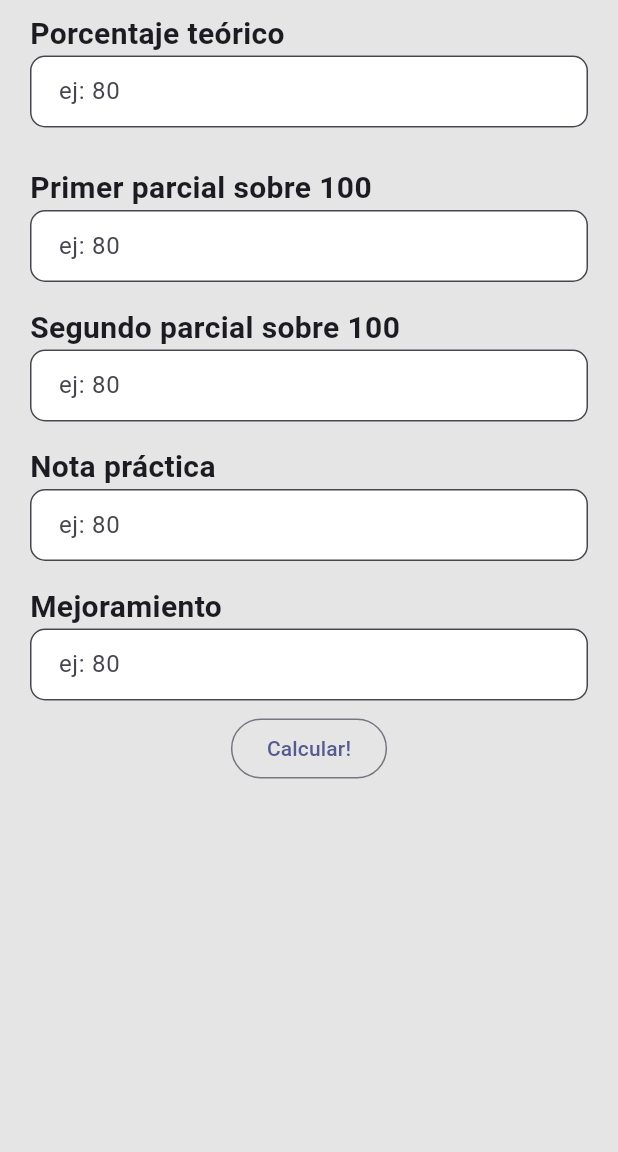
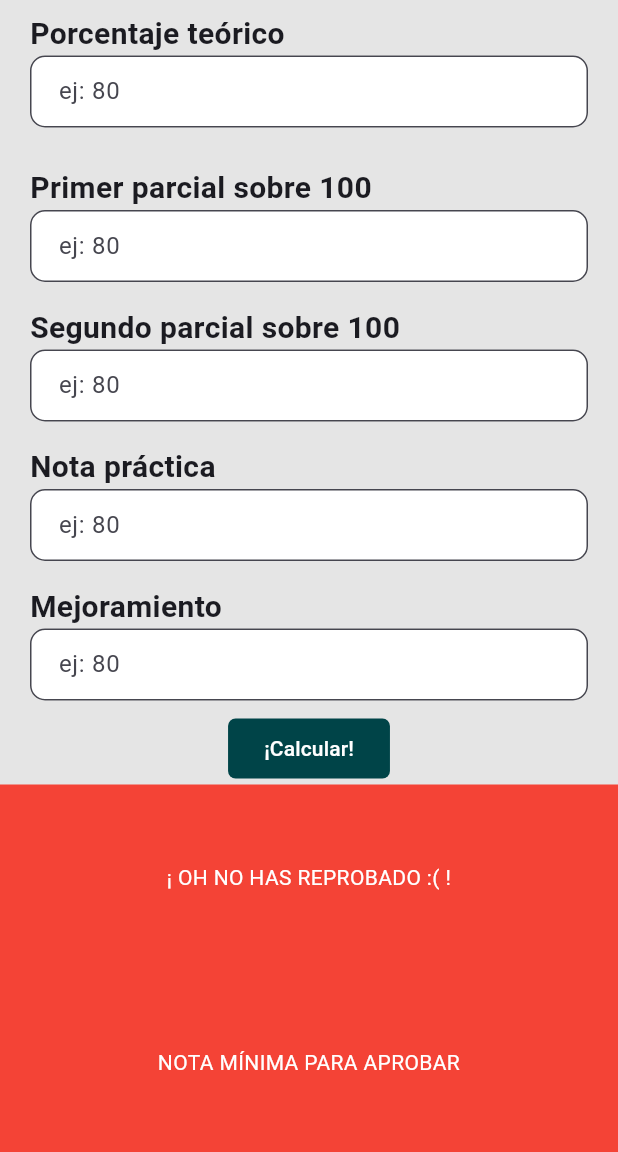
Before and after one commit to Xidrovo/calculadoraESPOLMobile, a Flutter app: the screen it shows after launch, on a phone screen of 412 x 824 dp, the part 84-1236 px from its top. Run offline on Flutter 3.47's test engine with Material 2 defaults, Android fonts, the phone set to English and light mode, and no system bars; missing offline and left inert: dart:ffi.

Commit message:
Calculadora casi hecha, falta hacer la parte de los estados

```diff
--- a/calculadora/lib/domain/controller/calculator_controller.dart
+++ b/calculadora/lib/domain/controller/calculator_controller.dart
@@ -9,7 +9,6 @@ class CalculatorController implements Calculator {
   double _secondPartial = 0;
   double _practicalNote = 0;
   double _remedial = 0;
-  double _minScore = 0.0;
 
   CalculatorController(
     this._theoricPorcentage,
--- a/calculadora/lib/presentation/screens/calculator_screen.dart
+++ b/calculadora/lib/presentation/screens/calculator_screen.dart
@@ -1,7 +1,10 @@
 import "package:calculadora/domain/controller/calculator_controller.dart";
 import "package:calculadora/domain/entities/label_type_enum.dart";
 import "package:calculadora/presentation/widgets/label_input.dart";
+import "package:calculadora/presentation/widgets/message.dart";
 import "package:flutter/material.dart";
+
+import "../widgets/button.dart";
 
 class CalculatorScreen extends StatefulWidget {
   const CalculatorScreen({super.key});
@@ -13,6 +16,7 @@ class CalculatorScreen extends StatefulWidget {
 // ignore: camel_case_types
 class _CalculatorScreenState extends State<CalculatorScreen> {
   final CalculatorController _calc = CalculatorController(100, 0, 0, 0, 0);
+  double _totalValue = 0.0;
 
   @override
   Widget build(BuildContext context) {
@@ -23,28 +27,47 @@ class _CalculatorScreenState extends State<CalculatorScreen> {
         title: const Text('Calculadora de promedios'),
       ),
       body: SafeArea(
-        child: Padding(
-          padding: const EdgeInsets.symmetric(horizontal: 10.0),
-          child: SingleChildScrollView(
-            child: Column(
-              children: [
-                LabelInput(label: "Porcentaje teórico", labelType: labelTypeEnum.theoricPorcentage, calc: _calc),
-                const Padding(padding: EdgeInsets.only(bottom: 10.0)),
-                LabelInput(label: "Primer parcial sobre 100", labelType: labelTypeEnum.firstPartial, calc: _calc),
-                LabelInput(label: "Segundo parcial sobre 100", labelType: labelTypeEnum.secondPartial, calc: _calc),
-                LabelInput(label: "Nota práctica", labelType: labelTypeEnum.practicalNote, calc: _calc),
-                LabelInput(label: "Mejoramiento", labelType: labelTypeEnum.remedial, calc: _calc),
-                OutlinedButton(
-                  onPressed: () {
-                    _calc.getTotal();
-                  },
-                  child: const Text('Calcular!'),
-                )
-              ],
-            ),
+        child: SingleChildScrollView(
+          child: Column(
+            children: [
+              GradesForm(calc: _calc),
+              Message(score: _calc.getTotal(), minimunScore: _calc.getMinScore(_calc.getTotal()))
+            ],
           ),
         ),
       ),
     );
   }
 }
+
+class GradesForm extends StatefulWidget {
+  const GradesForm({
+    super.key,
+    required CalculatorController calc,
+  }) : _calc = calc;
+
+  final CalculatorController _calc;
+
+  @override
+  State<GradesForm> createState() => _GradesFormState();
+}
+
+class _GradesFormState extends State<GradesForm> {
+  @override
+  Widget build(BuildContext context) {
+    return Padding(
+      padding: const EdgeInsets.symmetric(horizontal: 10.0),
+      child: Column(
+        children: [
+          LabelInput(label: "Porcentaje teórico", labelType: labelTypeEnum.theoricPorcentage, calc: widget._calc),
+          const Padding(padding: EdgeInsets.only(bottom: 10.0)),
+          LabelInput(label: "Primer parcial sobre 100", labelType: labelTypeEnum.firstPartial, calc: widget._calc),
+          LabelInput(label: "Segundo parcial sobre 100", labelType: labelTypeEnum.secondPartial, calc: widget._calc),
+          LabelInput(label: "Nota práctica", labelType: labelTypeEnum.practicalNote, calc: widget._calc),
+          LabelInput(label: "Mejoramiento", labelType: labelTypeEnum.remedial, calc: widget._calc),
+          Button(onPressed: () => widget._calc.getTotal(), label: "¡Calcular!"),
+        ],
+      ),
+    );
+  }
+}
--- /dev/null
+++ b/calculadora/lib/presentation/widgets/button.dart
@@ -0,0 +1,29 @@
+import 'package:flutter/material.dart';
+
+// ignore: must_be_immutable
+class Button extends StatelessWidget {
+  final void Function() onPressed;
+  final String label;
+
+  const Button({
+    super.key,
+    required this.onPressed,
+    this.label = "Calcular!"
+  });
+
+  @override
+  Widget build(BuildContext context) {
+    return FilledButton(
+      style: FilledButton.styleFrom(
+          elevation: 0,
+          foregroundColor: Colors.white,
+          backgroundColor: const Color(0xFF004448),
+          shape: RoundedRectangleBorder(
+            borderRadius: BorderRadius.circular(5),
+          ),
+        ),
+      onPressed: onPressed,
+      child: Text(label),
+    );
+  }
+}
--- /dev/null
+++ b/calculadora/lib/presentation/widgets/message.dart
@@ -0,0 +1,69 @@
+import 'package:flutter/material.dart';
+
+class Message extends StatefulWidget {
+
+  final double score;
+  final double minimunScore;
+
+  static const String _disAprovedMessage = "¡ OH NO HAS REPROBADO :( !";
+  static const String _minScoreMessage = "NOTA MÍNIMA PARA APROBAR";
+
+  static const String _aprovedMessage = "¡ FELICIDADES HAS APROBADO :D !";
+
+  const Message({
+    super.key,
+    required this.score,
+    required this.minimunScore
+  });
+
+  @override
+  State<Message> createState() => _MessageState();
+}
+
+class _MessageState extends State<Message> {
+  Text _aprovedBlockMessage() {
+    return const Text(
+      Message._aprovedMessage,
+      textAlign: TextAlign.center,
+      style: TextStyle(
+          color: Colors.white
+        ),
+      );
+  }
+
+  Widget _disAprovedBlockMessage() {
+    return
+    const Column(
+      mainAxisAlignment: MainAxisAlignment.spaceAround,
+      children: [
+        Text(
+          Message._disAprovedMessage,
+          textAlign: TextAlign.center,
+          style: TextStyle(
+              color: Colors.white
+            ),
+          ),
+        Text(
+        Message._minScoreMessage,
+        textAlign: TextAlign.center,
+        style: TextStyle(
+            color: Colors.white
+          ),
+        ),
+      ],
+    );
+  }
+
+  @override
+  Widget build(BuildContext context) {
+    return Container(
+        width: double.infinity,
+        height: MediaQuery.of(context).size.height * 0.3,
+        alignment: Alignment.center,
+        decoration: BoxDecoration(
+          color: widget.score > 60 ? const Color(0xFF004448) : Colors.red
+        ),
+        child: widget.score > 60 ? _aprovedBlockMessage() : _disAprovedBlockMessage()
+      );
+  }
+}
```
